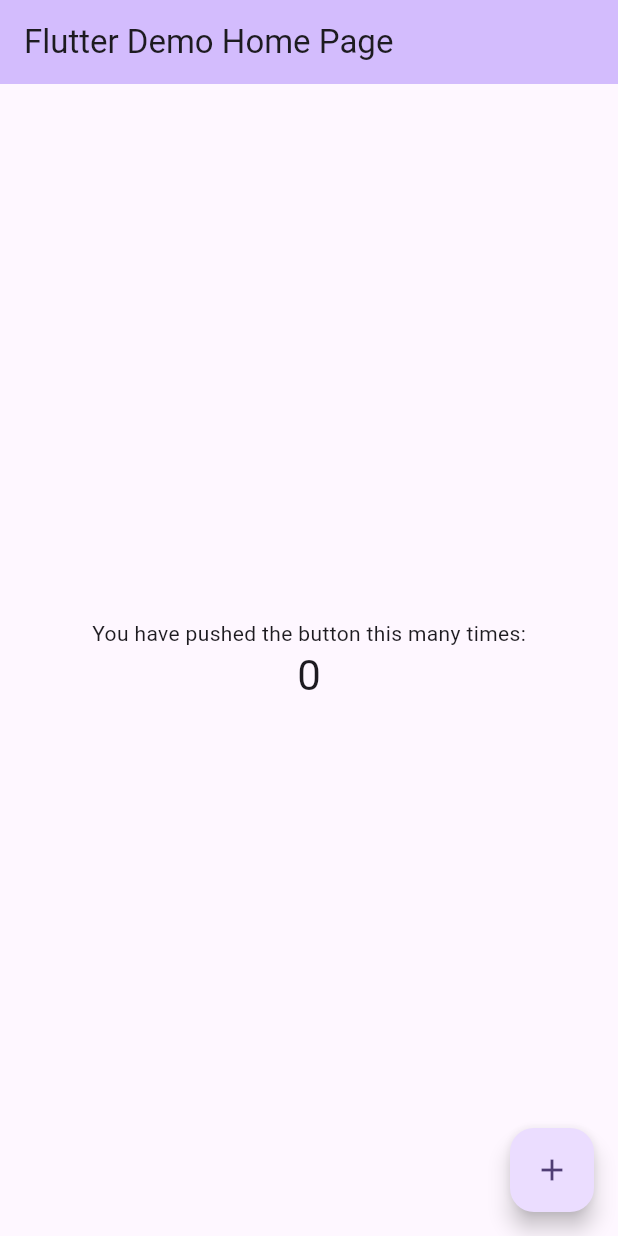
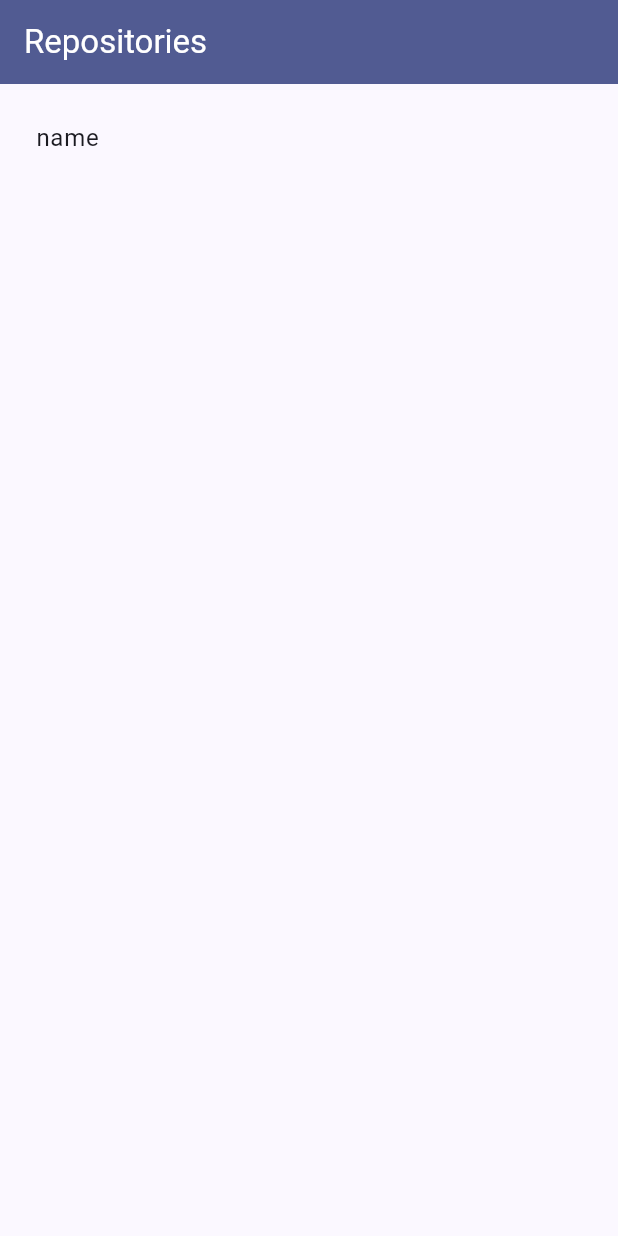
Before and after one commit to maksg/github_explorer, a Flutter app: the screen it shows after launch, on a phone screen of 412 x 824 dp. Run offline on Flutter 3.47's test engine with Material 3 defaults, Android fonts, the phone set to English and light mode, and no system bars.

Commit message:
Create repositories view

```diff
--- a/lib/main.dart
+++ b/lib/main.dart
@@ -1,4 +1,5 @@
 import 'package:flutter/material.dart';
+import 'package:github_explorer/views/repositories_view.dart';
 
 void main() {
   runApp(const MyApp());
@@ -11,115 +12,12 @@
   @override
   Widget build(BuildContext context) {
     return MaterialApp(
-      title: 'Flutter Demo',
+      title: 'GitHub Explorer',
       theme: ThemeData(
-        // This is the theme of your application.
-        //
-        // TRY THIS: Try running your application with "flutter run". You'll see
-        // the application has a purple toolbar. Then, without quitting the app,
-        // try changing the seedColor in the colorScheme below to Colors.green
-        // and then invoke "hot reload" (save your changes or press the "hot
-        // reload" button in a Flutter-supported IDE, or press "r" if you used
-        // the command line to start the app).
-        //
-        // Notice that the counter didn't reset back to zero; the application
-        // state is not lost during the reload. To reset the state, use hot
-        // restart instead.
-        //
-        // This works for code too, not just values: Most code changes can be
-        // tested with just a hot reload.
-        colorScheme: ColorScheme.fromSeed(seedColor: Colors.deepPurple),
+        colorScheme: ColorScheme.fromSeed(seedColor: Colors.indigo),
         useMaterial3: true,
       ),
-      home: const MyHomePage(title: 'Flutter Demo Home Page'),
+      home: const RepositoriesView(),
     );
   }
 }
-
-class MyHomePage extends StatefulWidget {
-  const MyHomePage({super.key, required this.title});
-
-  // This widget is the home page of your application. It is stateful, meaning
-  // that it has a State object (defined below) that contains fields that affect
-  // how it looks.
-
-  // This class is the configuration for the state. It holds the values (in this
-  // case the title) provided by the parent (in this case the App widget) and
-  // used by the build method of the State. Fields in a Widget subclass are
-  // always marked "final".
-
-  final String title;
-
-  @override
-  State<MyHomePage> createState() => _MyHomePageState();
-}
-
-class _MyHomePageState extends State<MyHomePage> {
-  int _counter = 0;
-
-  void _incrementCounter() {
-    setState(() {
-      // This call to setState tells the Flutter framework that something has
-      // changed in this State, which causes it to rerun the build method below
-      // so that the display can reflect the updated values. If we changed
-      // _counter without calling setState(), then the build method would not be
-      // called again, and so nothing would appear to happen.
-      _counter++;
-    });
-  }
-
-  @override
-  Widget build(BuildContext context) {
-    // This method is rerun every time setState is called, for instance as done
-    // by the _incrementCounter method above.
-    //
-    // The Flutter framework has been optimized to make rerunning build methods
-    // fast, so that you can just rebuild anything that needs updating rather
-    // than having to individually change instances of widgets.
-    return Scaffold(
-      appBar: AppBar(
-        // TRY THIS: Try changing the color here to a specific color (to
-        // Colors.amber, perhaps?) and trigger a hot reload to see the AppBar
-        // change color while the other colors stay the same.
-        backgroundColor: Theme.of(context).colorScheme.inversePrimary,
-        // Here we take the value from the MyHomePage object that was created by
-        // the App.build method, and use it to set our appbar title.
-        title: Text(widget.title),
-      ),
-      body: Center(
-        // Center is a layout widget. It takes a single child and positions it
-        // in the middle of the parent.
-        child: Column(
-          // Column is also a layout widget. It takes a list of children and
-          // arranges them vertically. By default, it sizes itself to fit its
-          // children horizontally, and tries to be as tall as its parent.
-          //
-          // Column has various properties to control how it sizes itself and
-          // how it positions its children. Here we use mainAxisAlignment to
-          // center the children vertically; the main axis here is the vertical
-          // axis because Columns are vertical (the cross axis would be
-          // horizontal).
-          //
-          // TRY THIS: Invoke "debug painting" (choose the "Toggle Debug Paint"
-          // action in the IDE, or press "p" in the console), to see the
-          // wireframe for each widget.
-          mainAxisAlignment: MainAxisAlignment.center,
-          children: <Widget>[
-            const Text(
-              'You have pushed the button this many times:',
-            ),
-            Text(
-              '$_counter',
-              style: Theme.of(context).textTheme.headlineMedium,
-            ),
-          ],
-        ),
-      ),
-      floatingActionButton: FloatingActionButton(
-        onPressed: _incrementCounter,
-        tooltip: 'Increment',
-        child: const Icon(Icons.add),
-      ), // This trailing comma makes auto-formatting nicer for build methods.
-    );
-  }
-}
--- /dev/null
+++ b/lib/models/repository.dart
@@ -0,0 +1,6 @@
+class Repository {
+  String id;
+  String name;
+
+  Repository({required this.id, required this.name});
+}
--- /dev/null
+++ b/lib/view_models/repositories_view_model.dart
@@ -0,0 +1,19 @@
+import 'package:github_explorer/models/repository.dart';
+
+class RepositoriesViewModel {
+  List<Repository> repositories = [];
+  bool isLoading = false;
+
+  Function()? onUpdateView;
+
+  Future<void> fetchRepositories() async {
+    isLoading = true;
+    onUpdateView?.call();
+
+    await Future.delayed(const Duration(seconds: 2));
+    repositories = [Repository(id: 'id', name: 'name')];
+
+    isLoading = false;
+    onUpdateView?.call();
+  }
+}
--- /dev/null
+++ b/lib/views/repositories_view.dart
@@ -0,0 +1,56 @@
+import 'package:flutter/material.dart';
+import 'package:github_explorer/view_models/repositories_view_model.dart';
+
+class RepositoriesView extends StatefulWidget {
+  const RepositoriesView({super.key});
+
+  @override
+  RepositoriesViewState createState() => RepositoriesViewState();
+}
+
+class RepositoriesViewState extends State<RepositoriesView> {
+  final RepositoriesViewModel viewModel = RepositoriesViewModel();
+
+  @override
+  void initState() {
+    super.initState();
+    viewModel.onUpdateView = () => setState(() {});
+    viewModel.fetchRepositories();
+  }
+
+  @override
+  Widget build(BuildContext context) {
+    return Scaffold(
+      appBar: AppBar(
+        backgroundColor: Theme.of(context).colorScheme.primary,
+        title: const Text(
+          'Repositories',
+          style: TextStyle(color: Colors.white),
+        ),
+      ),
+      body: Builder(
+        builder: (context) {
+          if (viewModel.isLoading) {
+            return const Center(child: CircularProgressIndicator());
+          } else {
+            return ListView.builder(
+              padding: const EdgeInsets.all(8),
+              itemCount: viewModel.repositories.length,
+              itemBuilder: (context, index) {
+                return ListTile(
+                  title: Text(viewModel.repositories[index].name),
+                );
+              },
+            );
+          }
+        },
+      ),
+    );
+  }
+
+  @override
+  void dispose() {
+    viewModel.onUpdateView = null;
+    super.dispose();
+  }
+}
```
